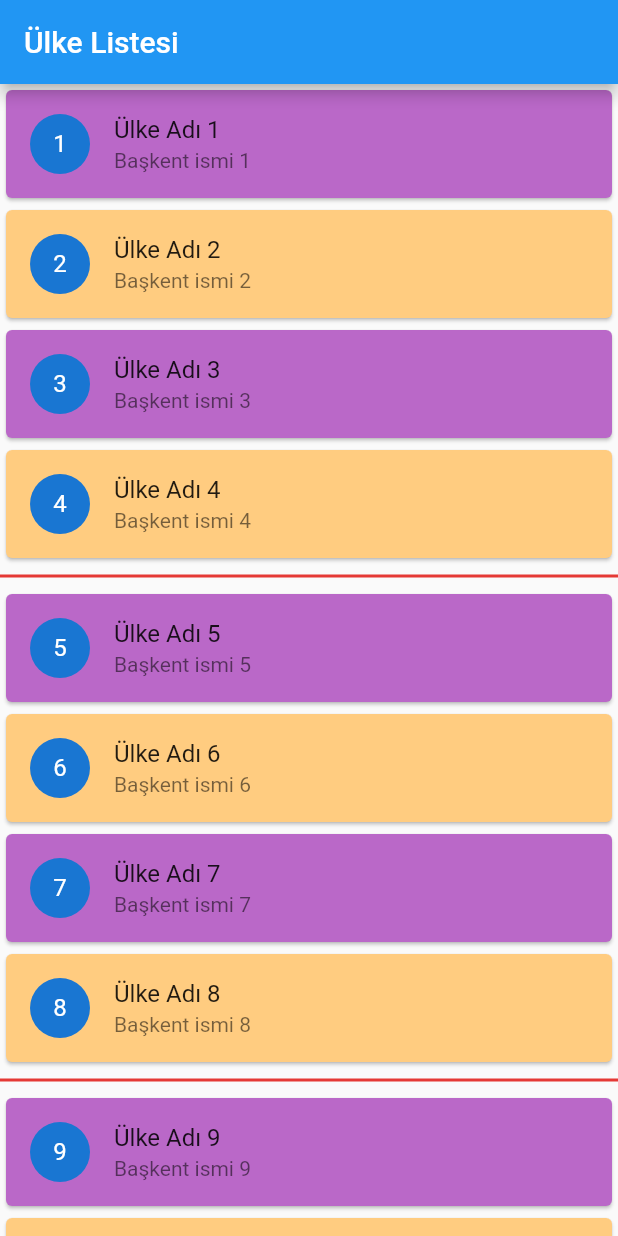
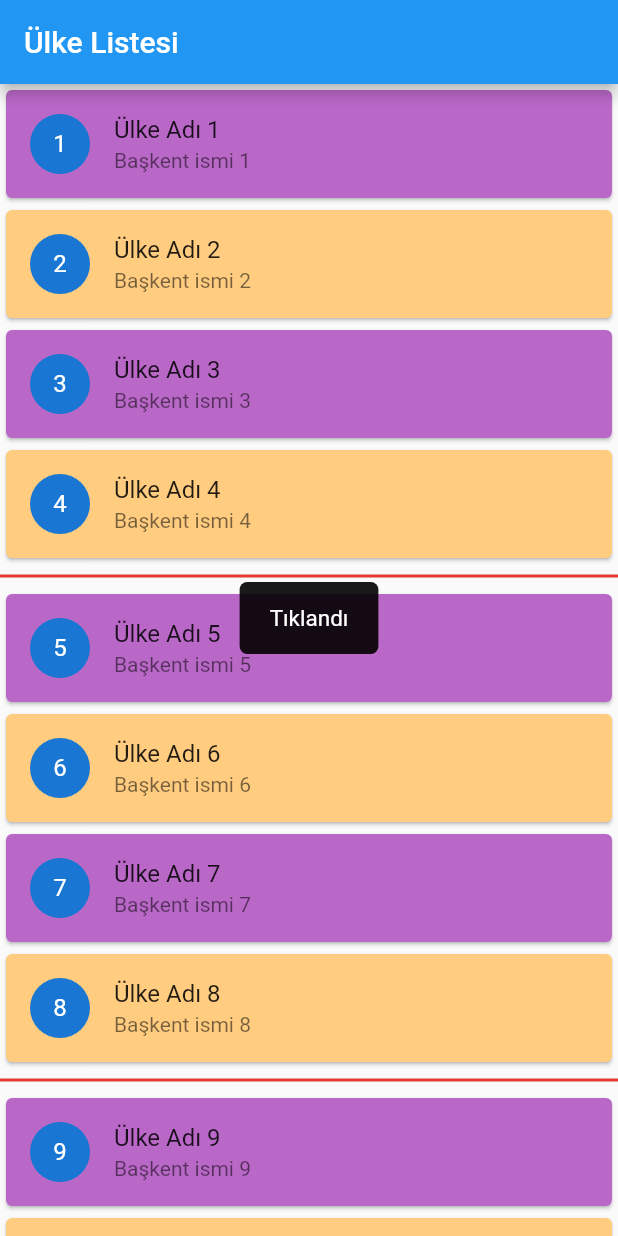
Before and after one commit to Gokdenizsari/flutter_scrolls_app, a Flutter app: the screen it shows after launch, after a tap on an icon or button, on a phone screen of 412 x 824 dp. Run offline on Flutter 3.47's test engine with Material 2 defaults, Android fonts, the phone set to English and light mode, and no system bars; our stand-ins replace flutter_easyloading.

Commit message:
Update listview_kullanımı.dart

```diff
--- a/lib/listview_kullanımı.dart
+++ b/lib/listview_kullanımı.dart
@@ -1,4 +1,5 @@
 import 'package:flutter/material.dart';
+import 'package:flutter_easyloading/flutter_easyloading.dart';
 
 class ListViewKullanimi extends StatelessWidget {
   ListViewKullanimi({Key? key}) : super(key: key);
@@ -24,6 +25,12 @@ class ListViewKullanimi extends StatelessWidget {
                 child: ListTile(
                   onTap: () {
                     print("Tıklandı ${index}");
+                    EasyLoading.showToast("Tıklandı");
+                    if (index % 2 == 0) {
+                      EasyLoading.instance.backgroundColor = Colors.white;
+                    } else {
+                      EasyLoading.instance.backgroundColor = Colors.black;
+                    }
                   },
                   title: Text(oankiUlke.Ulkeadi),
                   subtitle: Text(oankiUlke.Baskent),
```
